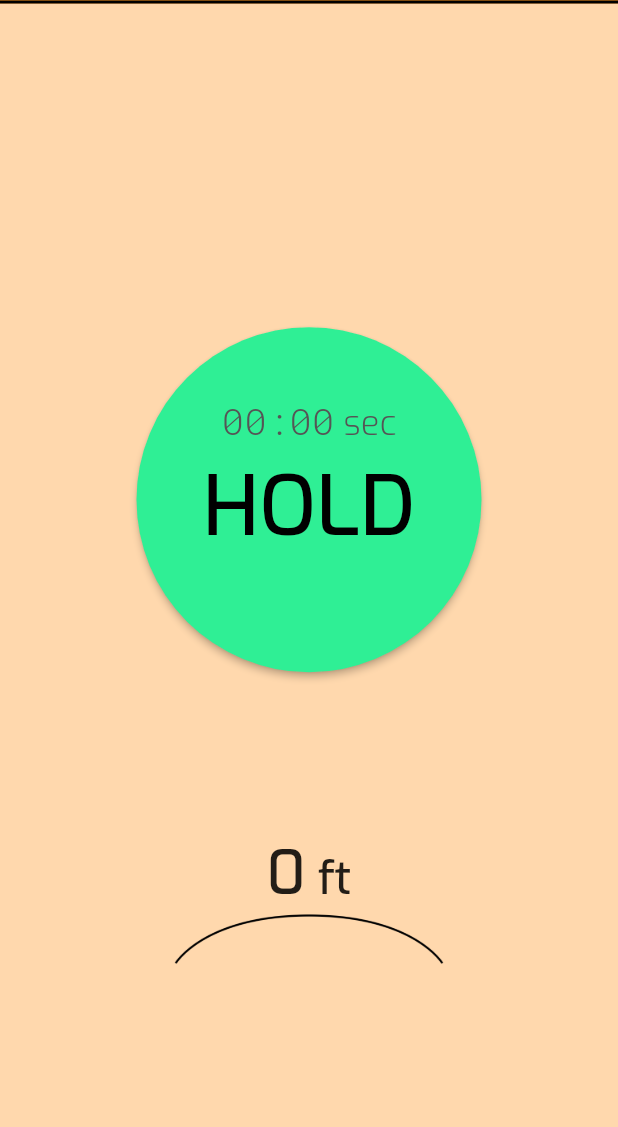
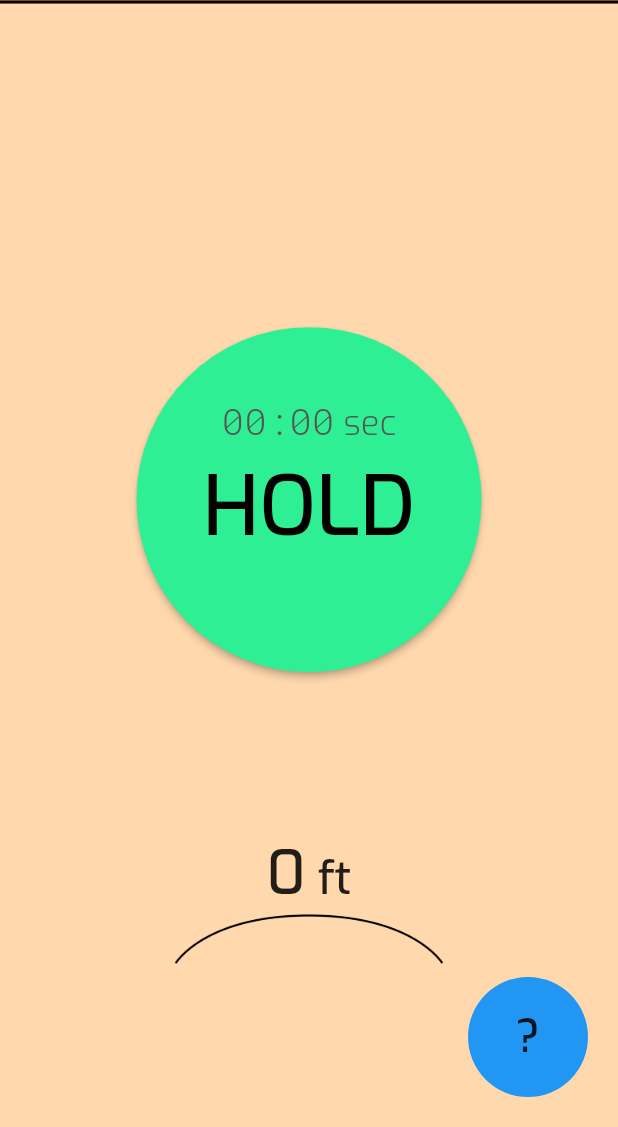
Before and after one commit to JaredTeter/height_finder, a Flutter app: the screen it shows after launch, on a phone screen of 412 x 824 dp, the part 109-1236 px from its top. Run offline on Flutter 3.47's test engine with Material 2 defaults, Android fonts, the light colour scheme and no system bars.

Commit message:
added instructions button to bottom right in stack

```diff
--- a/lib/home.dart
+++ b/lib/home.dart
@@ -44,7 +44,8 @@ class _HomeState extends State<Home> {
         elevation: 0.0,
       ),
       body: Center(
-        child:
+        child: Stack(
+          children: [
             Consumer<TimerProvider>(builder: (context, timerprovider, widget) {
               return Column(
                 children: [
@@ -62,7 +63,7 @@ class _HomeState extends State<Home> {
                         crossAxisAlignment: CrossAxisAlignment.end,
                         children: [
                           Text(
-                        '${(16 * pow((timer.seconds + timer.centiseconds/100), 2)).round()}',
+                            '${(16 * pow((timer.seconds + timer.centiseconds / 100), 2)).round()}',
                             style: const TextStyle(
                               fontSize: 40.0,
                             ),
@@ -88,6 +89,31 @@ class _HomeState extends State<Home> {
                 ],
               );
             }),
+            Positioned(
+              bottom: 0,
+              right: 0,
+              child: Padding(
+                padding: const EdgeInsets.all(20.0),
+                child: Container(
+                  height: 80,
+                  width: 80,
+                  decoration: const BoxDecoration(
+                    color: Colors.blue,
+                    shape: BoxShape.circle,
+                  ),
+                  child: const Center(
+                    child: Text(
+                      '?',
+                      style: TextStyle(
+                        fontSize: 30,
+                      ),
+                    ),
+                  ),
+                ),
+              ),
+            ),
+          ],
+        ),
       ),
     );
   }
```
Lines whose indentation alone changed are shown as unchanged.
